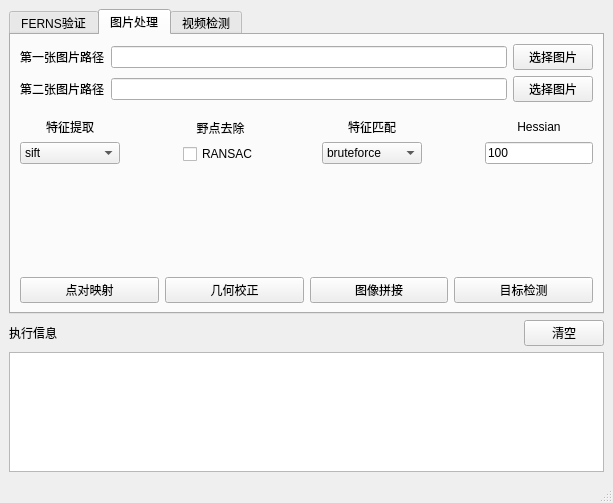
First picture: the form in mainwindow.ui, repository weiliana/cv_homework, before the edit.
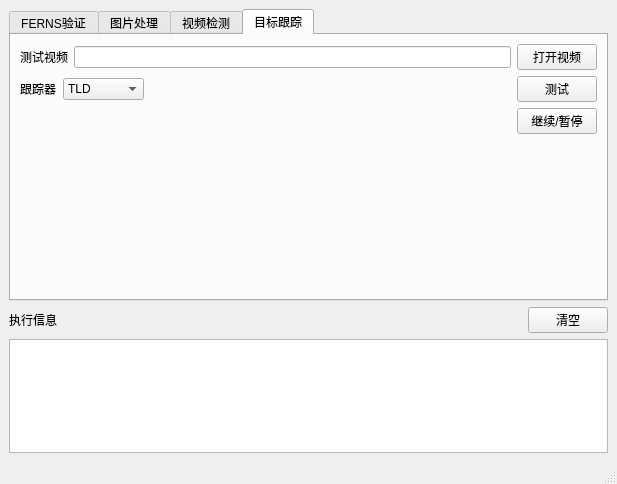
Second picture: the form after the edit.

Commit message:
feat(UI): UI for video obj tracking init
暂时先弄一点UI出来使用，有新的需求再添加控件

Diff of the .ui file:
```diff
--- a/mainwindow.ui
+++ b/mainwindow.ui
@@ -6,8 +6,8 @@
    <rect>
     <x>0</x>
     <y>0</y>
-    <width>613</width>
-    <height>503</height>
+    <width>617</width>
+    <height>484</height>
    </rect>
   </property>
   <property name="windowTitle">
@@ -18,7 +18,7 @@
     <item>
      <widget class="QTabWidget" name="tabWidget">
       <property name="currentIndex">
-       <number>1</number>
+       <number>3</number>
       </property>
       <widget class="QWidget" name="tab_1">
        <property name="font">
@@ -545,6 +545,126 @@
         </item>
        </layout>
       </widget>
+      <widget class="QWidget" name="tab_4">
+       <attribute name="title">
+        <string>目标跟踪</string>
+       </attribute>
+       <layout class="QVBoxLayout" name="verticalLayout_11">
+        <item>
+         <layout class="QHBoxLayout" name="horizontalLayout_11">
+          <item>
+           <widget class="QLabel" name="label_14">
+            <property name="text">
+             <string>测试视频</string>
+            </property>
+           </widget>
+          </item>
+          <item>
+           <widget class="QLineEdit" name="videoTrackPath"/>
+          </item>
+          <item>
+           <widget class="QPushButton" name="videoTrack_btn">
+            <property name="text">
+             <string>打开视频</string>
+            </property>
+           </widget>
+          </item>
+         </layout>
+        </item>
+        <item>
+         <layout class="QHBoxLayout" name="horizontalLayout_12">
+          <item>
+           <widget class="QLabel" name="label_15">
+            <property name="text">
+             <string>跟踪器</string>
+            </property>
+           </widget>
+          </item>
+          <item>
+           <widget class="QComboBox" name="comboBox">
+            <item>
+             <property name="text">
+              <string>TLD</string>
+             </property>
+            </item>
+            <item>
+             <property name="text">
+              <string>KCF</string>
+             </property>
+            </item>
+            <item>
+             <property name="text">
+              <string>GOTURN</string>
+             </property>
+            </item>
+            <item>
+             <property name="text">
+              <string>STRUCK</string>
+             </property>
+            </item>
+           </widget>
+          </item>
+          <item>
+           <spacer name="horizontalSpacer_8">
+            <property name="orientation">
+             <enum>Qt::Horizontal</enum>
+            </property>
+            <property name="sizeHint" stdset="0">
+             <size>
+              <width>40</width>
+              <height>20</height>
+             </size>
+            </property>
+           </spacer>
+          </item>
+          <item>
+           <widget class="QPushButton" name="trackerProcess_btn">
+            <property name="text">
+             <string>测试</string>
+            </property>
+           </widget>
+          </item>
+         </layout>
+        </item>
+        <item>
+         <layout class="QHBoxLayout" name="horizontalLayout_13">
+          <item>
+           <spacer name="horizontalSpacer_9">
+            <property name="orientation">
+             <enum>Qt::Horizontal</enum>
+            </property>
+            <property name="sizeHint" stdset="0">
+             <size>
+              <width>40</width>
+              <height>20</height>
+             </size>
+            </property>
+           </spacer>
+          </item>
+          <item>
+           <widget class="QPushButton" name="trackingContinue_btn">
+            <property name="text">
+             <string>继续/暂停</string>
+            </property>
+           </widget>
+          </item>
+         </layout>
+        </item>
+        <item>
+         <spacer name="verticalSpacer_5">
+          <property name="orientation">
+           <enum>Qt::Vertical</enum>
+          </property>
+          <property name="sizeHint" stdset="0">
+           <size>
+            <width>20</width>
+            <height>40</height>
+           </size>
+          </property>
+         </spacer>
+        </item>
+       </layout>
+      </widget>
      </widget>
     </item>
     <item>
```
Left out of the diff: 2 changed lines with no effect on the pictures. The commit also changes 2 other files.
